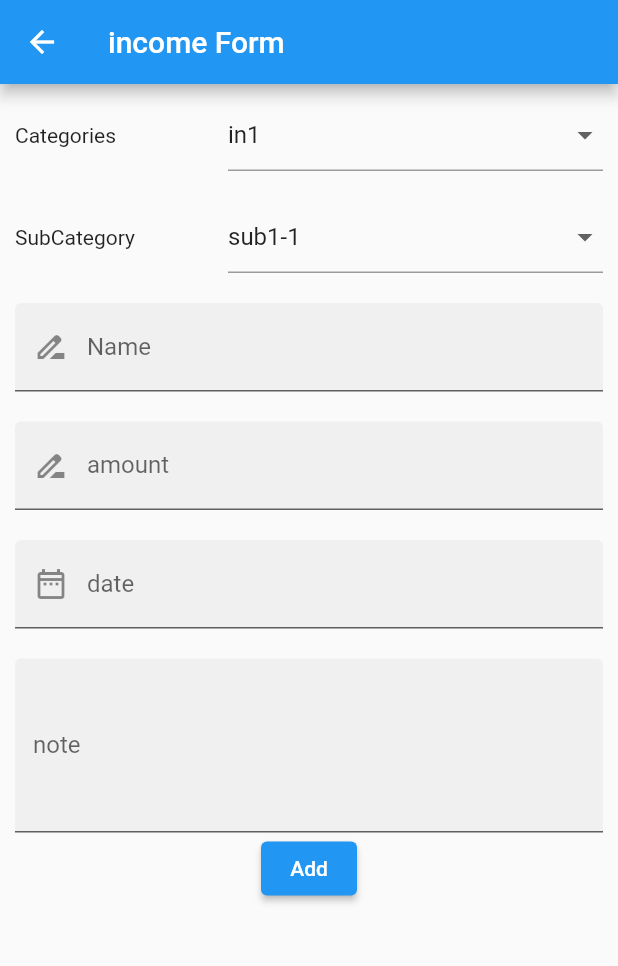
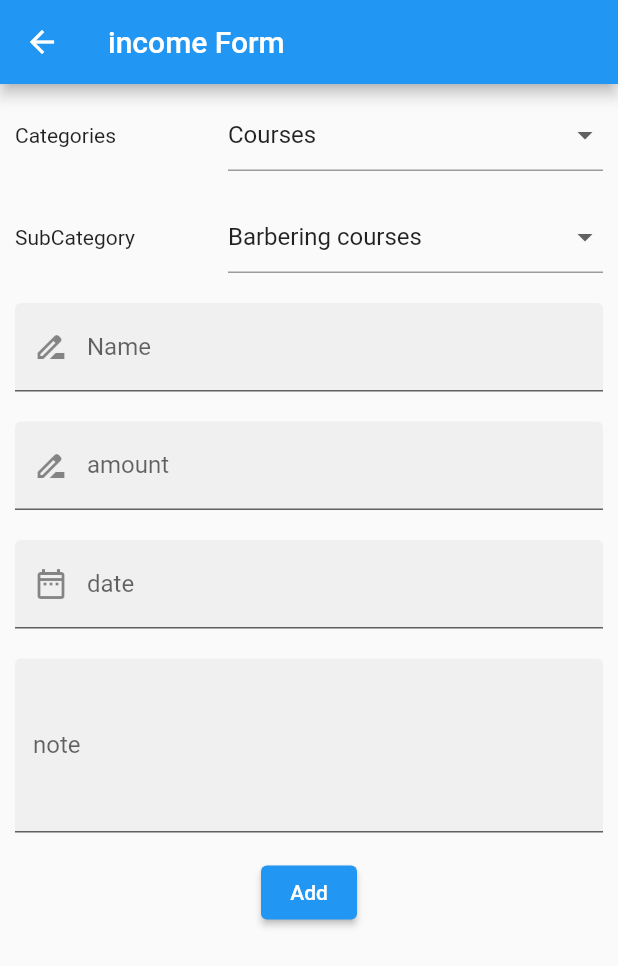
Before and after one commit to nidaldh/barber_store, a Flutter app: the FormScreen screen opened by its route, on a phone screen of 412 x 824 dp. Shown: the top 966 px of the screen. Run offline on Flutter 3.47's test engine with Material 2 defaults, Android fonts, the phone set to English and light mode, and no system bars; drawn by our look-alikes of datetime_picker_formfield; our stand-ins replace cloud_firestore, firebase_core, get, material_design_icons_flutter, sqflite; missing offline and left inert: flutter_barcode_scanner; accounts and stored records are empty.

Commit message:
1. update balance when (add/edit/delete) document 2. delete from cart 3. some style for listing 4. delete document 5. change categories and subcategories

```diff
--- a/lib/infrastructure/constant/Categories.dart
+++ b/lib/infrastructure/constant/Categories.dart
@@ -1,27 +1,59 @@
 import 'package:barbers_store/infrastructure/model/category.model.dart';
 
 class Categories {
-  static const List<String> incomeCategories = ['in1', 'in2'];
-  static const List<String> outcomeCategories = ['out1', 'out2'];
-
-  static const Category in1SubCategory =
-      Category(key: 'in1', subCategory: ['sub1-1', 'sub1-2']);
-
-  static const Category in2SubCategory =
-      Category(key: 'in2', subCategory: ['sub2-1', 'sub2-2']);
-
-  static const Category out1SubCategory =
-      Category(key: 'out1', subCategory: ['sub1-1', 'sub1-2']);
-
-  static const Category out2SubCategory =
-      Category(key: 'out2', subCategory: ['sub2-1', 'sub2-2']);
-
-  static List<Category> incomeSubCategories = [in1SubCategory, in2SubCategory];
-  static List<Category> outcomeSubCategories = [
-    out1SubCategory,
-    out2SubCategory
+  static const List<String> incomeCategories = [
+    'Courses',
+    'Sales',
+    'Government'
   ];
 
-  static const String cartIncomeCategory = 'in1';
-  static const String cartIncomeSubCategory = 'sub1-1';
+  static const List<String> outcomeCategories = [
+    'Courses',
+    'Operating',
+    'Withdraws'
+  ];
+
+  static const Category inCoursesSubCategory = Category(
+      key: 'Courses',
+      subCategory: [
+        'Barbering courses',
+        'Nails course',
+        'Make up course',
+        'Other'
+      ]);
+
+  static const Category inSalesSubCategory =
+      Category(key: 'Sales', subCategory: ['Barcode reader', 'Other input']);
+
+  static const Category inGovernmentSubCategory =
+      Category(key: 'Government', subCategory: ['Grants', 'Tax refund']);
+
+  static const Category outCoursesSubCategory = Category(
+      key: 'Courses',
+      subCategory: [
+        'Barbering courses',
+        'Nails course',
+        'Make up course',
+        'Other'
+      ]);
+
+  static const Category outOperatingSubCategory =
+      Category(key: 'Operating', subCategory: ['Operating']);
+
+  static const Category outWithdrawsSubCategory =
+      Category(key: 'Withdraws', subCategory: ['Murad', 'Muath']);
+
+  static List<Category> incomeSubCategories = [
+    inCoursesSubCategory,
+    inGovernmentSubCategory,
+    inSalesSubCategory
+  ];
+  static List<Category> outcomeSubCategories = [
+    outCoursesSubCategory,
+    outOperatingSubCategory,
+    outWithdrawsSubCategory
+  ];
+
+  static const String cartIncomeCategory = 'Sales';
+  static const String cartIncomeSubCategory = 'Barcode reader';
 }
--- a/lib/infrastructure/controller/store.controller.dart
+++ b/lib/infrastructure/controller/store.controller.dart
@@ -114,7 +114,7 @@ class StoreController extends GetxController {
           'Product Deleted',
           snackPosition: SnackPosition.BOTTOM,
           duration: Duration(seconds: 3),
-          backgroundColor: Get.theme!.snackBarTheme.backgroundColor,
+          backgroundColor: Get.theme.snackBarTheme.backgroundColor,
         );
       }).catchError((e) {
         SnackBarMessage.somethingWrong();
--- a/lib/presentation/balance/document_form.screen.dart
+++ b/lib/presentation/balance/document_form.screen.dart
@@ -10,7 +10,7 @@ import 'package:intl/intl.dart';
 
 class FormScreen extends GetView<DocumentController> {
   final _formKey = GlobalKey<FormState>();
-  final format = DateFormat("yyyy-MM-dd");
+  final format = DateFormat("yyyy-MM-dd").add_Hm();
 
   @override
   Widget build(BuildContext context) {
@@ -120,11 +120,9 @@ class FormScreen extends GetView<DocumentController> {
                 ),
                 DateTimeField(
                   validator: (value) {
-                    if (value == null) {
+                    if (value == null &&
+                        controller.dateController.text.isEmpty) {
                       return 'dateError'.tr;
-                    }
-                    if (value.compareTo(DateTime.now()) > 0) {
-                      return 'dateErrorFuture'.tr;
                     }
                     return null;
                   },
@@ -133,11 +131,21 @@ class FormScreen extends GetView<DocumentController> {
                   onSaved: (value) =>
                       controller.dateController.text = value.toString(),
                   onShowPicker: (context, currentValue) async {
-                    return showDatePicker(
+                    final date = await showDatePicker(
                         context: context,
                         firstDate: DateTime(2020),
                         initialDate: currentValue ?? DateTime.now(),
                         lastDate: DateTime(2100));
+                    if (date != null) {
+                      final time = await showTimePicker(
+                        context: context,
+                        initialTime: TimeOfDay.fromDateTime(
+                            currentValue ?? DateTime.now()),
+                      );
+                      return DateTimeField.combine(date, time);
+                    } else {
+                      return currentValue;
+                    }
                   },
                   decoration: InputDecoration(
                       filled: true,
@@ -159,10 +167,18 @@ class FormScreen extends GetView<DocumentController> {
                     labelText: 'note',
                   ),
                 ),
+                Padding(
+                  padding: const EdgeInsets.all(16.0),
+                  child: GetBuilder<DocumentController>(
+                      builder: (c) => Row(
+                            mainAxisAlignment: controller.status == Status.add
+                                ? MainAxisAlignment.center
+                                : MainAxisAlignment.spaceEvenly,
+                            children: [
                               ElevatedButton(
-                    child: GetBuilder<DocumentController>(
-                        builder: (c) => Text(
-                            controller.status == Status.add ? 'Add' : 'Edit')),
+                                  child: Text(controller.status == Status.add
+                                      ? 'Add'
+                                      : 'Edit'),
                                   onPressed: () {
                                     if (_formKey.currentState!.validate()) {
                                       controller.status == Status.add
@@ -170,6 +186,18 @@ class FormScreen extends GetView<DocumentController> {
                                           : controller.editDocument();
                                     }
                                   }),
+                              controller.status != Status.add
+                                  ? ElevatedButton(
+                                      child: Text('Delete'),
+                                      style: ElevatedButton.styleFrom(
+                                          primary: Colors.red),
+                                      onPressed: () {
+                                        _showDialog();
+                                      })
+                                  : Container()
+                            ],
+                          )),
+                ),
               ],
             ),
           ),
@@ -177,4 +205,30 @@ class FormScreen extends GetView<DocumentController> {
       ),
     );
   }
+
+  void _showDialog() {
+    var context = Get.context;
+    Get.dialog(AlertDialog(
+      title: Text('Delete Product', style: TextStyle(color: Colors.redAccent)),
+      content: Text('Are you sure that you want to delete this record?'),
+      actions: <Widget>[
+        TextButton(
+          child: Text(
+            'yes',
+            style: TextStyle(color: Colors.redAccent),
+          ),
+          onPressed: () {
+            controller.deleteDocument();
+            Navigator.of(context!).pop();
+          },
+        ),
+        TextButton(
+          child: Text('no', style: TextStyle(color: Colors.lightGreen)),
+          onPressed: () {
+            Navigator.of(context!).pop();
+          },
+        ),
+      ],
+    ));
   }
+}
--- a/lib/presentation/snackbar_message.dart
+++ b/lib/presentation/snackbar_message.dart
@@ -24,7 +24,7 @@ class SnackBarMessage {
         'Product Added/Modified',
         snackPosition: SnackPosition.BOTTOM,
         duration: Duration(seconds: 3),
-        backgroundColor: Get.theme!.snackBarTheme.backgroundColor,
+        backgroundColor: Get.theme.snackBarTheme.backgroundColor,
       );
 
   static productSold() => Get.snackbar(
@@ -32,6 +32,6 @@ class SnackBarMessage {
         'Product sold',
         snackPosition: SnackPosition.BOTTOM,
         duration: Duration(seconds: 3),
-        backgroundColor: Get.theme!.snackBarTheme.backgroundColor,
+        backgroundColor: Get.theme.snackBarTheme.backgroundColor,
       );
 }
--- a/pubspec.yaml
+++ b/pubspec.yaml
@@ -21,10 +21,10 @@ environment:
   sdk: '>=2.12.0 <3.0.0'
 
 dependencies:
-  get: ^4.1.1
+  get: ^4.1.3
   flutter_barcode_scanner: ^2.0.0-nullsafety.0
   firebase_core: ^1.0.2
-  cloud_firestore: ^1.0.2
+  cloud_firestore: ^1.0.3
   json_serializable: ^4.1.0
   json_annotation: ^4.0.1
   material_design_icons_flutter: ^5.0.5955-rc.1
```
Also changed, not shown: lib/infrastructure/controller/balance/balance.controller.dart (+12 -2 lines), lib/infrastructure/controller/balance/document.controller.dart (+31 -14 lines), lib/infrastructure/controller/cart.controller.dart (+6 -3 lines), lib/presentation/balance/document_list.screen.dart (+42 -13 lines), lib/presentation/cart.screen.dart (+31 -1 lines), lib/presentation/store/store.screen.dart (+11 -11 lines), pubspec.lock. Lines whose indentation alone changed are shown as unchanged.
